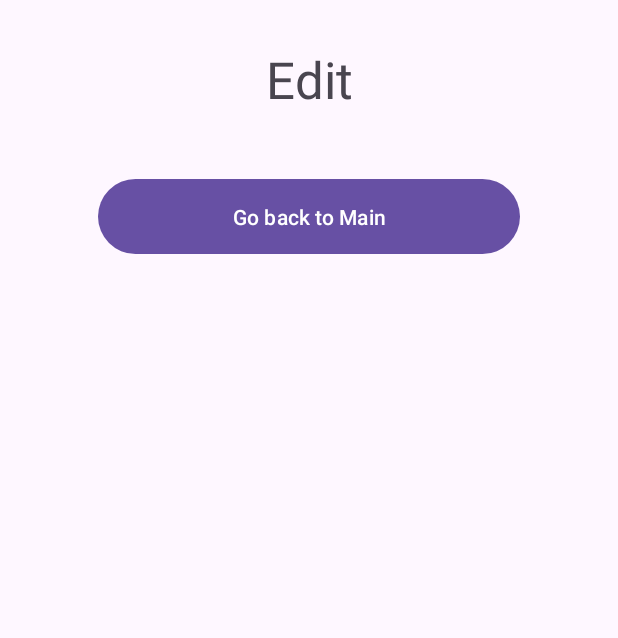
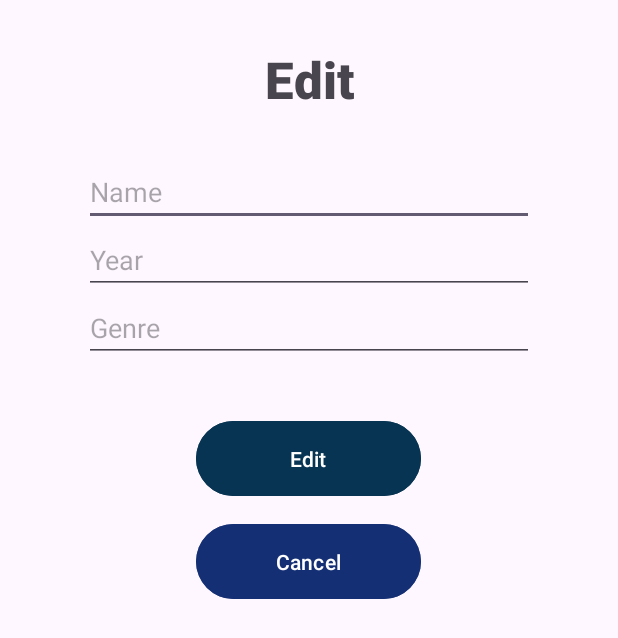
Before and after one commit to DavidCT9/Movie_Catalogue, an Android app: the layout activity_edit.xml on its own in the app's theme, with its tools: preview values and no code run, on a phone screen of 412 x 824 dp. Shown: the top 638 px of the screen. Run offline under Robolectric (Android 15) with nearby library versions, the phone set to English and light mode, and no system bars.

Commit message:
"Edit function"

```diff
--- a/app/src/main/res/layout/activity_edit.xml
+++ b/app/src/main/res/layout/activity_edit.xml
@@ -23,17 +23,64 @@
             android:layout_marginTop="30sp"
             android:layout_marginBottom="30sp"
             android:layout_weight="0"
+            android:fontFamily="sans-serif-black"
             android:gravity="center"
             android:text="Edit"
             android:textSize="34sp" />
 
+        <EditText
+            android:id="@+id/editName"
+            android:layout_width="300dp"
+            android:layout_height="wrap_content"
+            android:layout_gravity="center_horizontal"
+            android:layout_weight="0"
+            android:ems="10"
+            android:hint="Name"
+            android:inputType="text" />
+
+        <EditText
+            android:id="@+id/editYear"
+            android:layout_width="300dp"
+            android:layout_height="wrap_content"
+            android:layout_gravity="center_horizontal"
+            android:layout_weight="0"
+            android:ems="10"
+            android:hint="Year"
+            android:inputType="text" />
+
+        <EditText
+            android:id="@+id/editGenre"
+            android:layout_width="300dp"
+            android:layout_height="wrap_content"
+            android:layout_gravity="center_horizontal"
+            android:layout_marginBottom="30sp"
+            android:layout_weight="0"
+            android:ems="10"
+            android:hint="Genre"
+            android:inputType="text" />
+
         <Button
-            android:id="@+id/goBackMain"
-            android:layout_width="281dp"
+            android:id="@+id/editMovieBtn"
+            android:layout_width="150dp"
             android:layout_height="58dp"
             android:layout_gravity="center"
-            android:layout_margin="10sp"
-            android:text="Go back to Main" />
+            android:layout_margin="5sp"
+            android:layout_weight="0"
+            android:backgroundTint="#073452"
+            android:text="Edit"
+            android:textColor="#FFFFFF"
+            android:textColorLink="#FFFFFF" />
+
+        <Button
+            android:id="@+id/Cancel"
+            android:layout_width="150dp"
+            android:layout_height="58dp"
+            android:layout_gravity="center"
+            android:layout_margin="5sp"
+            android:backgroundTint="#EB132E72"
+            android:text="Cancel"
+            android:textColor="#FFFFFF" />
+
     </LinearLayout>
 
 </androidx.constraintlayout.widget.ConstraintLayout>
```
Also changed, not shown: app/src/main/java/com/example/practice2_3/Edit.kt (+34 -1 lines), app/src/main/java/com/example/practice2_3/MainActivity.kt (+33 -14 lines), app/src/main/java/com/example/practice2_3/Movie.kt (added, +8 -0 lines).
